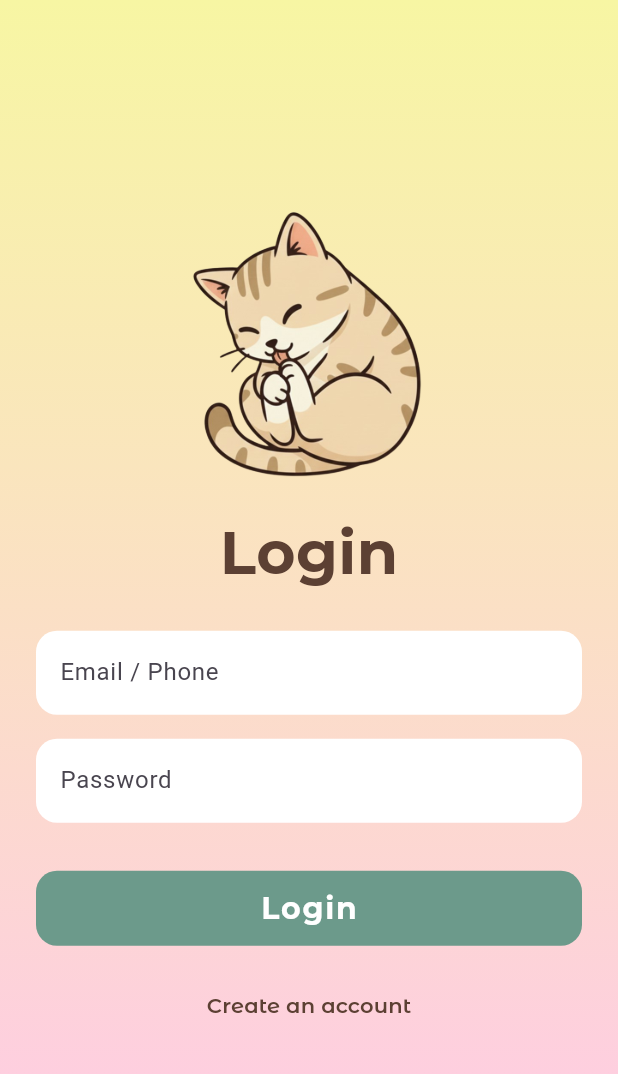
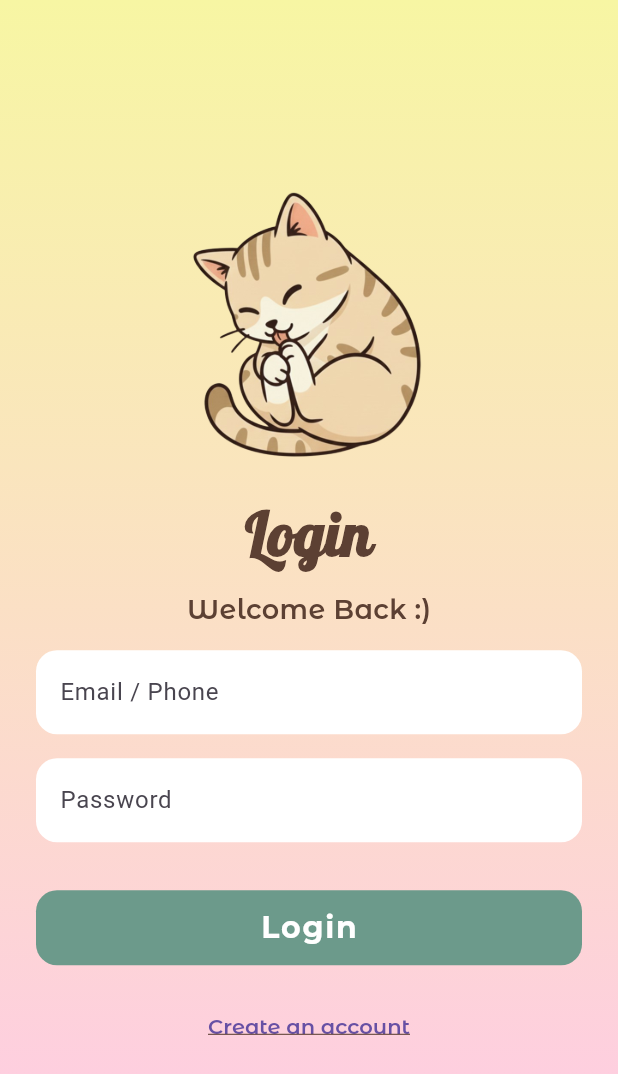
Before and after one commit to NIIIIIINO/Smart_Cat_Water_Bowl, a Flutter app: the screen it shows after launch, after a tap on "START", after a tap on "Login", on a phone screen of 412 x 824 dp. Shown: the top 1074 px of the screen. Run offline on Flutter 3.47's test engine with Material 3 defaults, Android fonts, the phone set to English and light mode, and no system bars; our stand-ins replace cloud_firestore, firebase_auth, firebase_core, firebase_storage, image_picker; accounts and stored records are empty; project files that could hold a hidden picture were left out.

Commit message:
Update login_page.dart

```diff
--- a/smart_cat_water_bowl/lib/pages/login_page.dart
+++ b/smart_cat_water_bowl/lib/pages/login_page.dart
@@ -78,14 +78,28 @@ class _LoginPageState extends State<LoginPage> {
                   const Text(
                     'Login',
                     style: TextStyle(
-                      fontFamily: 'MontserratAlternates',
+                      fontFamily: 'Lobster',
                       fontSize: 40,
                       fontWeight: FontWeight.w700,
                       color: Color(0xFF5C4033),
                     ),
                   ),
 
-                  const SizedBox(height: 24),
+                  const SizedBox(
+                    height: 10,
+                  ), // ระยะห่างระหว่าง Login และ Welcome Back
+
+                  const Text(
+                    'Welcome Back :)',
+                    style: TextStyle(
+                      fontFamily: 'MontserratAlternates',
+                      fontSize: 18,
+                      fontWeight: FontWeight.w500,
+                      color: Color(0xFF5C4033),
+                    ),
+                  ),
+
+                  const SizedBox(height: 14),
 
                   // ===== Email / Phone =====
                   TextField(
@@ -167,13 +181,15 @@ class _LoginPageState extends State<LoginPage> {
                     onPressed: () {
                       Navigator.pushReplacementNamed(context, '/register');
                     },
-                    child: const Text(
-                      'Create an account',
-                      style: TextStyle(
+                    style: TextButton.styleFrom(
+                      textStyle: const TextStyle(
                         fontFamily: 'MontserratAlternates',
-                        color: Color(0xFF5C4033),
+                        color: Color.fromARGB(255, 255, 255, 255),
+                        decoration: TextDecoration.underline,
+                        decorationColor: Color(0xFF5C4033), // สีเส้นใต้
                       ),
                     ),
+                    child: const Text('Create an account'),
                   ),
                 ],
               ),
```
